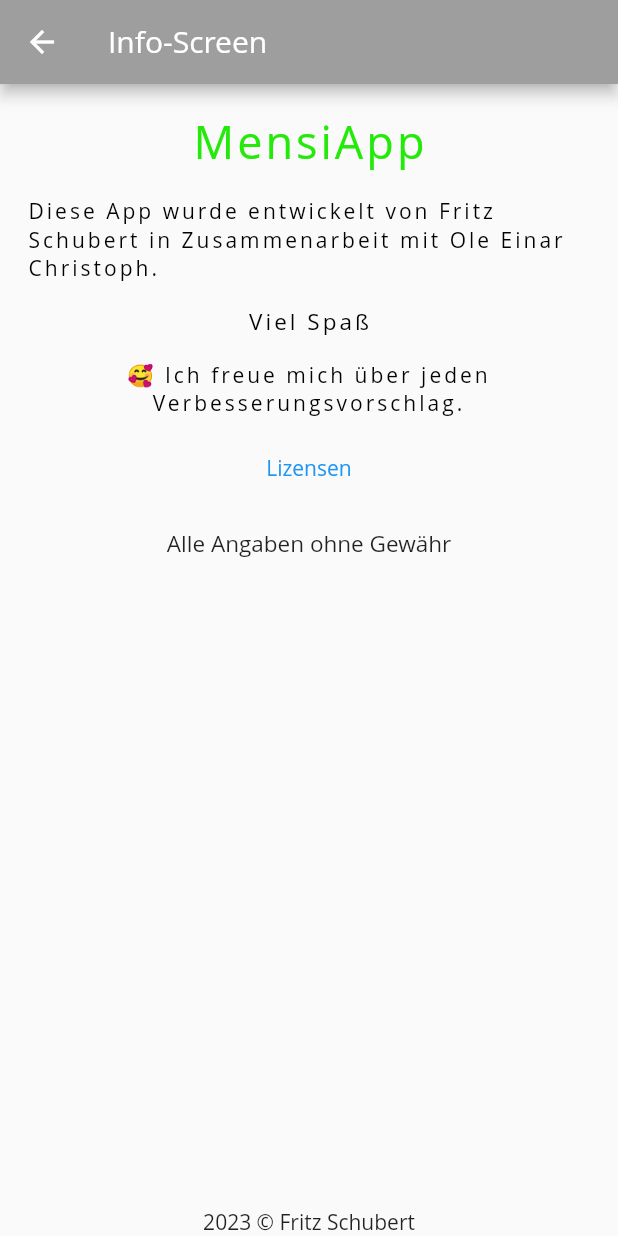
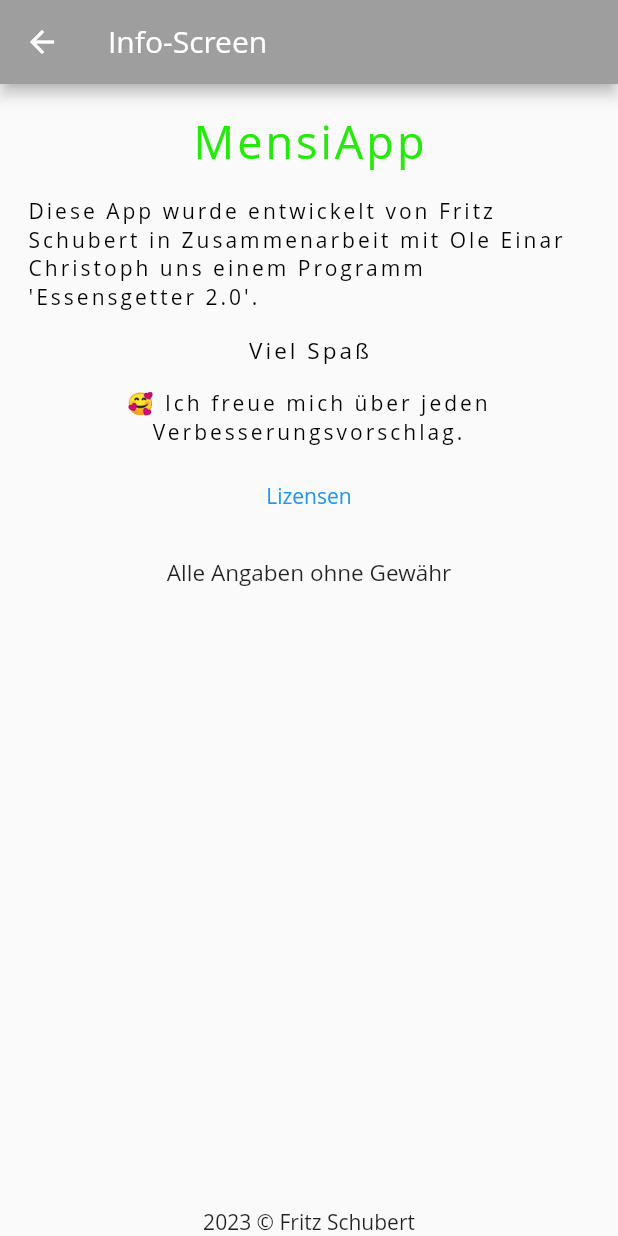
Before and after one commit to whosFritz/MensiMates, a Flutter app: the AboutPage screen opened by its route, on a phone screen of 412 x 824 dp. Run offline on Flutter 3.47's test engine with Material 2 defaults, Android fonts, the phone set to English and light mode, and no system bars; our stand-ins replace flutter_rating_bar, shared_preferences; accounts and stored records are empty; Roboto replaces fonts that are missing (Open Sans).

Commit message:
modified:   essensgetterapp/lib/detailedpage_widget.dart

```diff
--- a/essensgetterapp/lib/aboutpage_widget.dart
+++ b/essensgetterapp/lib/aboutpage_widget.dart
@@ -66,7 +66,7 @@ class _AboutPageState extends State<AboutPage> {
                                     Padding(
                                       padding: const EdgeInsets.all(8.0),
                                       child: Text(
-                                        "Diese App wurde entwickelt von Fritz Schubert in Zusammenarbeit mit Ole Einar Christoph.",
+                                        "Diese App wurde entwickelt von Fritz Schubert in Zusammenarbeit mit Ole Einar Christoph uns einem Programm 'Essensgetter 2.0'.",
                                         style: Theme.of(context)
                                             .textTheme
                                             .bodyLarge
--- a/essensgetterapp/lib/detailedpage_widget.dart
+++ b/essensgetterapp/lib/detailedpage_widget.dart
@@ -1,6 +1,5 @@
 import "package:flutter/material.dart";
 import "package:flutter_rating_bar/flutter_rating_bar.dart";
-import "package:http/http.dart";
 import "package:intl/intl.dart";
 import "package:shared_preferences/shared_preferences.dart";
 import "package:http/http.dart" as http;
@@ -86,8 +85,6 @@ class _DetailRatingPageState extends State<DetailRatingPage> {
             icon: const Icon(Icons.arrow_back),
             onPressed: () {
               Navigator.pop(context);
-              getDishes();
-              _filterDishes();
             },
           ),
         ),
```
